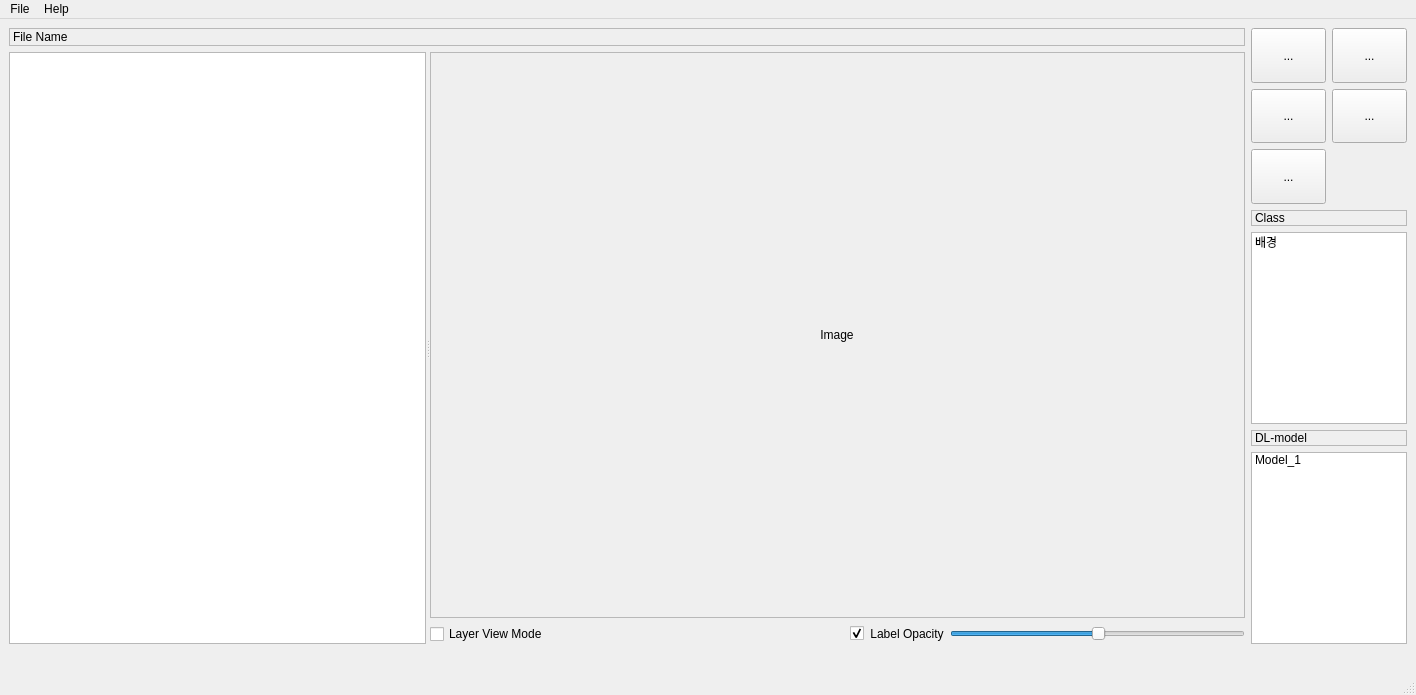
This is ui_design/mainWindow.ui in HYOJAE15/autolabel_getpoints as Qt 5 draws it before an edit. The edited form follows.
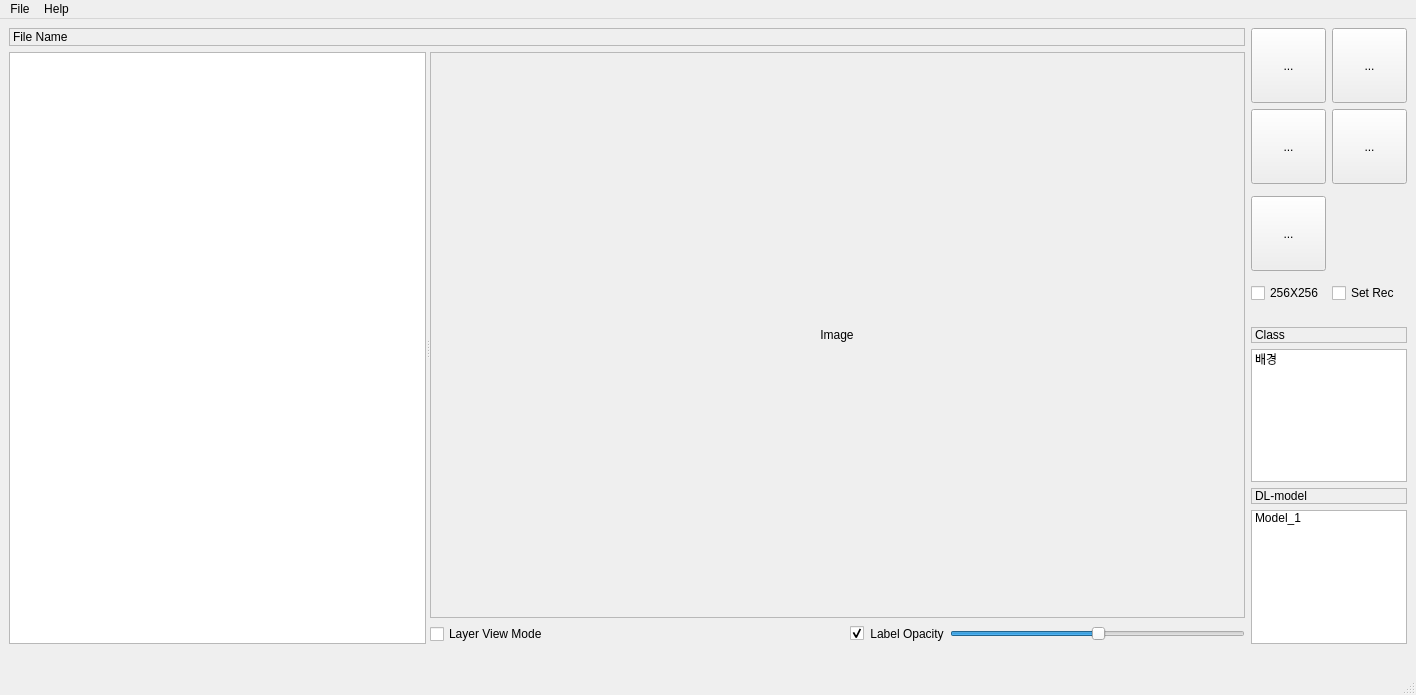
This is the edited form. Icons and pictures are not drawn.

What changed in the file:
```diff
--- a/ui_design/mainWindow.ui
+++ b/ui_design/mainWindow.ui
@@ -25,6 +25,117 @@
   </property>
   <widget class="QWidget" name="centralwidget">
    <layout class="QGridLayout" name="gridLayout_3">
+    <item row="10" column="1" colspan="2">
+     <widget class="QListWidget" name="listWidget">
+      <property name="sizePolicy">
+       <sizepolicy hsizetype="Expanding" vsizetype="Expanding">
+        <horstretch>0</horstretch>
+        <verstretch>0</verstretch>
+       </sizepolicy>
+      </property>
+      <property name="minimumSize">
+       <size>
+        <width>15</width>
+        <height>15</height>
+       </size>
+      </property>
+      <property name="maximumSize">
+       <size>
+        <width>350</width>
+        <height>16777215</height>
+       </size>
+      </property>
+      <property name="layoutDirection">
+       <enum>Qt::LeftToRight</enum>
+      </property>
+      <item>
+       <property name="text">
+        <string>배경</string>
+       </property>
+       <property name="flags">
+        <set>ItemIsSelectable|ItemIsEditable|ItemIsDragEnabled|ItemIsUserCheckable|ItemIsEnabled</set>
+       </property>
+      </item>
+     </widget>
+    </item>
+    <item row="12" column="1" colspan="2">
+     <widget class="QListWidget" name="DL_listWidget">
+      <property name="sizePolicy">
+       <sizepolicy hsizetype="Expanding" vsizetype="Expanding">
+        <horstretch>0</horstretch>
+        <verstretch>0</verstretch>
+       </sizepolicy>
+      </property>
+      <property name="minimumSize">
+       <size>
+        <width>15</width>
+        <height>15</height>
+       </size>
+      </property>
+      <property name="maximumSize">
+       <size>
+        <width>350</width>
+        <height>16777215</height>
+       </size>
+      </property>
+      <property name="layoutDirection">
+       <enum>Qt::LeftToRight</enum>
+      </property>
+      <item>
+       <property name="text">
+        <string>Model_1</string>
+       </property>
+       <property name="flags">
+        <set>ItemIsSelectable|ItemIsEditable|ItemIsDragEnabled|ItemIsUserCheckable|ItemIsEnabled</set>
+       </property>
+      </item>
+     </widget>
+    </item>
+    <item row="13" column="0">
+     <widget class="QLabel" name="situationLabel">
+      <property name="text">
+       <string/>
+      </property>
+     </widget>
+    </item>
+    <item row="3" column="1">
+     <widget class="QToolButton" name="stopwatchButton">
+      <property name="sizePolicy">
+       <sizepolicy hsizetype="Expanding" vsizetype="Expanding">
+        <horstretch>0</horstretch>
+        <verstretch>0</verstretch>
+       </sizepolicy>
+      </property>
+      <property name="minimumSize">
+       <size>
+        <width>75</width>
+        <height>75</height>
+       </size>
+      </property>
+      <property name="maximumSize">
+       <size>
+        <width>75</width>
+        <height>75</height>
+       </size>
+      </property>
+      <property name="text">
+       <string>...</string>
+      </property>
+      <property name="icon">
+       <iconset>
+        <normaloff>../Icon/stopwatch.png</normaloff>../Icon/stopwatch.png</iconset>
+      </property>
+      <property name="iconSize">
+       <size>
+        <width>25</width>
+        <height>25</height>
+       </size>
+      </property>
+      <property name="checkable">
+       <bool>true</bool>
+      </property>
+     </widget>
+    </item>
     <item row="1" column="1">
      <widget class="QToolButton" name="roiAutoLabelButton">
       <property name="sizePolicy">
@@ -33,6 +144,12 @@
         <verstretch>0</verstretch>
        </sizepolicy>
       </property>
+      <property name="minimumSize">
+       <size>
+        <width>75</width>
+        <height>75</height>
+       </size>
+      </property>
       <property name="maximumSize">
        <size>
         <width>75</width>
@@ -63,38 +180,38 @@
       </property>
      </widget>
     </item>
-    <item row="1" column="2">
-     <widget class="QToolButton" name="getPointsButton">
+    <item row="0" column="2">
+     <widget class="QToolButton" name="eraseButton">
       <property name="sizePolicy">
        <sizepolicy hsizetype="Expanding" vsizetype="Expanding">
         <horstretch>0</horstretch>
         <verstretch>0</verstretch>
        </sizepolicy>
       </property>
+      <property name="minimumSize">
+       <size>
+        <width>75</width>
+        <height>75</height>
+       </size>
+      </property>
       <property name="maximumSize">
        <size>
         <width>75</width>
         <height>75</height>
        </size>
       </property>
-      <property name="focusPolicy">
-       <enum>Qt::TabFocus</enum>
-      </property>
       <property name="toolTip">
-       <string>Get Points</string>
+       <string>Eraser</string>
       </property>
       <property name="statusTip">
-       <string>Autolabel Tool</string>
-      </property>
-      <property name="layoutDirection">
-       <enum>Qt::LeftToRight</enum>
+       <string>Erasertool</string>
       </property>
       <property name="text">
        <string>...</string>
       </property>
       <property name="icon">
        <iconset>
-        <normaloff>../Icon/csv.png</normaloff>../Icon/csv.png</iconset>
+        <normaloff>../Icon/eraser.png</normaloff>../Icon/eraser.png</iconset>
       </property>
       <property name="iconSize">
        <size>
@@ -107,7 +224,7 @@
       </property>
      </widget>
     </item>
-    <item row="0" column="0" rowspan="7">
+    <item row="0" column="0" rowspan="13">
      <layout class="QGridLayout" name="gridLayout">
       <item row="0" column="0">
        <widget class="QLabel" name="fileNameLabel">
@@ -355,6 +472,12 @@
         <verstretch>0</verstretch>
        </sizepolicy>
       </property>
+      <property name="minimumSize">
+       <size>
+        <width>75</width>
+        <height>75</height>
+       </size>
+      </property>
       <property name="maximumSize">
        <size>
         <width>75</width>
@@ -391,147 +514,44 @@
       </property>
      </widget>
     </item>
-    <item row="0" column="2">
-     <widget class="QToolButton" name="eraseButton">
+    <item row="1" column="2">
+     <widget class="QToolButton" name="getPointsButton">
       <property name="sizePolicy">
        <sizepolicy hsizetype="Expanding" vsizetype="Expanding">
         <horstretch>0</horstretch>
         <verstretch>0</verstretch>
        </sizepolicy>
       </property>
+      <property name="minimumSize">
+       <size>
+        <width>75</width>
+        <height>75</height>
+       </size>
+      </property>
       <property name="maximumSize">
        <size>
         <width>75</width>
         <height>75</height>
        </size>
       </property>
+      <property name="focusPolicy">
+       <enum>Qt::TabFocus</enum>
+      </property>
       <property name="toolTip">
-       <string>Eraser</string>
+       <string>Get Points</string>
       </property>
       <property name="statusTip">
-       <string>Erasertool</string>
+       <string>Autolabel Tool</string>
       </property>
-      <property name="text">
-       <string>...</string>
-      </property>
-      <property name="icon">
-       <iconset>
-        <normaloff>../Icon/eraser.png</normaloff>../Icon/eraser.png</iconset>
-      </property>
-      <property name="iconSize">
-       <size>
-        <width>25</width>
-        <height>25</height>
-       </size>
-      </property>
-      <property name="checkable">
-       <bool>true</bool>
-      </property>
-     </widget>
-    </item>
-    <item row="4" column="1" colspan="2">
-     <widget class="QListWidget" name="listWidget">
-      <property name="sizePolicy">
-       <sizepolicy hsizetype="Expanding" vsizetype="Expanding">
-        <horstretch>0</horstretch>
-        <verstretch>0</verstretch>
-       </sizepolicy>
-      </property>
-      <property name="minimumSize">
-       <size>
-        <width>15</width>
-        <height>15</height>
-       </size>
-      </property>
-      <property name="maximumSize">
-       <size>
-        <width>350</width>
-        <height>16777215</height>
-       </size>
-      </property>
       <property name="layoutDirection">
        <enum>Qt::LeftToRight</enum>
       </property>
-      <item>
-       <property name="text">
-        <string>배경</string>
-       </property>
-       <property name="flags">
-        <set>ItemIsSelectable|ItemIsEditable|ItemIsDragEnabled|ItemIsUserCheckable|ItemIsEnabled</set>
-       </property>
-      </item>
-     </widget>
-    </item>
-    <item row="5" column="1" colspan="2">
-     <widget class="QLabel" name="label_3">
-      <property name="frameShape">
-       <enum>QFrame::StyledPanel</enum>
-      </property>
       <property name="text">
-       <string>DL-model</string>
-      </property>
-     </widget>
-    </item>
-    <item row="6" column="1" colspan="2">
-     <widget class="QListWidget" name="DL_listWidget">
-      <property name="sizePolicy">
-       <sizepolicy hsizetype="Expanding" vsizetype="Expanding">
-        <horstretch>0</horstretch>
-        <verstretch>0</verstretch>
-       </sizepolicy>
-      </property>
-      <property name="minimumSize">
-       <size>
-        <width>15</width>
-        <height>15</height>
-       </size>
-      </property>
-      <property name="maximumSize">
-       <size>
-        <width>350</width>
-        <height>16777215</height>
-       </size>
-      </property>
-      <property name="layoutDirection">
-       <enum>Qt::LeftToRight</enum>
-      </property>
-      <item>
-       <property name="text">
-        <string>Model_1</string>
-       </property>
-       <property name="flags">
-        <set>ItemIsSelectable|ItemIsEditable|ItemIsDragEnabled|ItemIsUserCheckable|ItemIsEnabled</set>
-       </property>
-      </item>
-     </widget>
-    </item>
-    <item row="7" column="0">
-     <widget class="QLabel" name="situationLabel">
-      <property name="text">
-       <string/>
-      </property>
-     </widget>
-    </item>
-    <item row="2" column="1">
-     <widget class="QToolButton" name="stopwatchButton">
-      <property name="sizePolicy">
-       <sizepolicy hsizetype="Expanding" vsizetype="Expanding">
-        <horstretch>0</horstretch>
-        <verstretch>0</verstretch>
-       </sizepolicy>
-      </property>
-      <property name="maximumSize">
-       <size>
-        <width>75</width>
-        <height>75</height>
-       </size>
-      </property>
-      <property name="text">
        <string>...</string>
       </property>
       <property name="icon">
        <iconset>
-        <normaloff>../Icon/stopwatch.png</normaloff>../Icon/stopwatch.png</iconset>
+        <normaloff>../Icon/csv.png</normaloff>../Icon/csv.png</iconset>
       </property>
       <property name="iconSize">
        <size>
@@ -544,7 +564,7 @@
       </property>
      </widget>
     </item>
-    <item row="3" column="1" colspan="2">
+    <item row="9" column="1" colspan="2">
      <widget class="QLabel" name="label">
       <property name="frameShape">
        <enum>QFrame::StyledPanel</enum>
@@ -554,6 +574,36 @@
       </property>
      </widget>
     </item>
+    <item row="5" column="1">
+     <widget class="QCheckBox" name="auto_256">
+      <property name="text">
+       <string>256X256</string>
+      </property>
+      <property name="checkable">
+       <bool>true</bool>
+      </property>
+     </widget>
+    </item>
+    <item row="11" column="1" colspan="2">
+     <widget class="QLabel" name="label_3">
+      <property name="frameShape">
+       <enum>QFrame::StyledPanel</enum>
+      </property>
+      <property name="text">
+       <string>DL-model</string>
+      </property>
+     </widget>
+    </item>
+    <item row="5" column="2">
+     <widget class="QCheckBox" name="auto_sr">
+      <property name="text">
+       <string>Set Rec</string>
+      </property>
+      <property name="checkable">
+       <bool>true</bool>
+      </property>
+     </widget>
+    </item>
    </layout>
   </widget>
   <widget class="QMenuBar" name="menubar">
```
